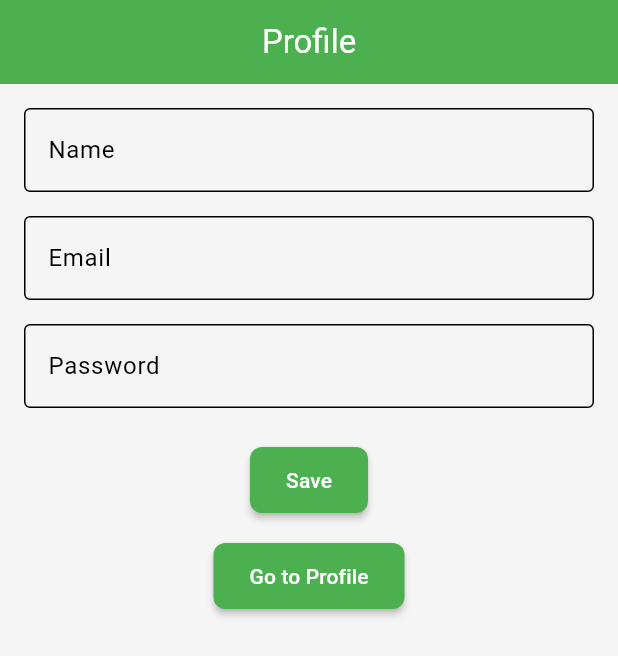
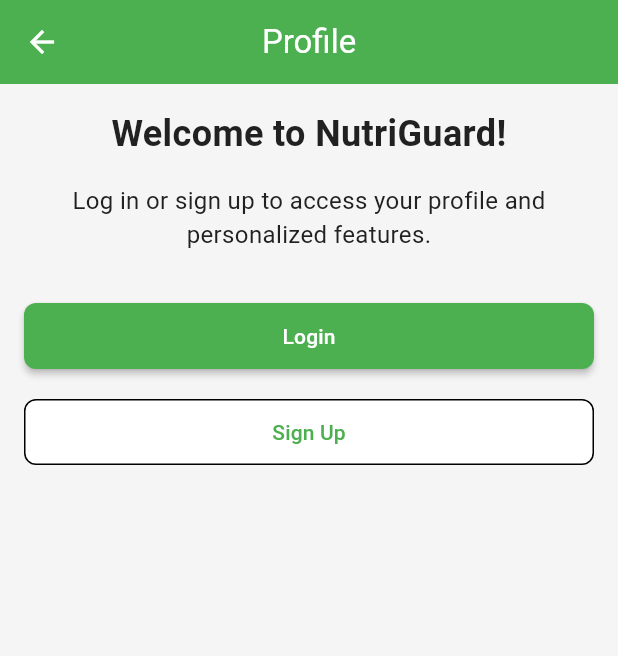
Before and after one commit to Tooba-Sadia/NUTRI-GUARD, a Flutter app: the ProfileScreen screen opened by its route, on a phone screen of 412 x 824 dp. Shown: the top 656 px of the screen. Run offline on Flutter 3.47's test engine with Material 3 defaults, Android fonts, the phone set to English and light mode, and no system bars; our stand-ins replace camera, go_router, image_picker, permission_handler, shared_preferences; missing offline and left inert: google_mlkit_text_recognition; accounts and stored records are empty.

Commit message:
backbuttons added to some screens

```diff
--- a/myapp/lib/routes/app_router.dart
+++ b/myapp/lib/routes/app_router.dart
@@ -11,18 +11,22 @@ import '../screens/ai_processing_screen.dart';
 import '../screens/image_view_page.dart';
 import '../screens/profile_screen.dart';
 import '../screens/splash_screen.dart' as splash;
+import '../screens/login_screen.dart';
+import '../screens/signup_screen.dart';
 
 class AppRoutes {
-  static const home = '/';
-  static const camera = '/camera';
-  static const bottomNav = '/bottom-nav';
-  static const recipe = '/recipe';
-  static const bpMonitor = '/bp-monitor';
-  static const settings = '/settings';
-  static const aiProcessing = '/ai-processing';
-  static const imageView = '/image-view';
-  static const profile = '/profile';
-  static const splash = '/splash';
+  static const  home = '/';
+  static const  camera = '/camera';
+  static const  bottomNav = '/bottom-nav';
+  static const  recipe = '/recipe';
+  static const  bpMonitor = '/bp-monitor';
+  static const  settings = '/settings';
+  static const  aiProcessing = '/ai-processing';
+  static const  imageView = '/image-view';
+  static const  profile = '/profile';
+  static const  splash = '/splash';
+  static const  login = '/login'; // Add login route
+  static const  signup = '/signup'; // Add signup route
 }
 
 class AppRouter {
@@ -30,7 +34,7 @@ class AppRouter {
     initialLocation: '/splash', // Set the initial route to SplashScreen
     routes: [
       GoRoute(
-        path: '/splash',
+        path: AppRoutes.splash,
         builder: (context, state) => const splash.SplashScreen(),
       ),
       GoRoute(
@@ -60,6 +64,14 @@ class AppRouter {
       GoRoute(
         path: AppRoutes.recipe, // Match the route here
         builder: (context, state) => const RecipeScreen(),
+      ),
+      GoRoute(
+        path: AppRoutes.login, // Login route
+        builder: (context, state) => const LoginScreen(),
+      ),
+      GoRoute(
+        path: AppRoutes.signup, // Sign Up route
+        builder: (context, state) => const SignupScreen(),
       ),
       // Routes with parameters
       GoRoute(
--- a/myapp/lib/screens/profile_screen.dart
+++ b/myapp/lib/screens/profile_screen.dart
@@ -1,34 +1,14 @@
-// ignore_for_file: use_build_context_synchronously
-
 import 'package:flutter/material.dart';
 import 'package:shared_preferences/shared_preferences.dart';
 import '../theme/app_theme.dart';
 import 'package:go_router/go_router.dart';
-
 import '../routes/app_router.dart';
 
-class ProfileScreen extends StatefulWidget {
+class ProfileScreen extends StatelessWidget {
+  final bool isLoggedIn = false; // Replace with actual login state logic
+  final String userName = 'John Doe'; // Replace with actual user data
+
   const ProfileScreen({super.key});
-
-  @override
-  State<ProfileScreen> createState() => _ProfileScreenState();
-}
-
-class _ProfileScreenState extends State<ProfileScreen> {
-  final TextEditingController _nameController = TextEditingController();
-  final TextEditingController _emailController = TextEditingController();
-  final TextEditingController _passwordController = TextEditingController();
-
-  Future<void> _saveUserData() async {
-    final prefs = await SharedPreferences.getInstance();
-    await prefs.setString('name', _nameController.text);
-    await prefs.setString('email', _emailController.text);
-    await prefs.setString('password', _passwordController.text);
-
-    ScaffoldMessenger.of(context).showSnackBar(
-      const SnackBar(content: Text('User data saved successfully!')),
-    );
-  }
 
   @override
   Widget build(BuildContext context) {
@@ -36,54 +16,95 @@ class _ProfileScreenState extends State<ProfileScreen> {
       appBar: AppBar(
         title: const Text('Profile'),
         backgroundColor: AppTheme.primaryColor,
+        leading: IconButton(
+          icon: const Icon(Icons.arrow_back), // Back icon
+          onPressed: () {
+            // Navigate back to Home if there's no previous screen
+            if (GoRouter.of(context).canPop()) {
+              context.pop(); // Pop the current screen if possible
+            } else {
+              context.go(AppRoutes.home); // Navigate to Home if nothing to pop
+            }
+          },
+        ),
       ),
       body: Padding(
         padding: const EdgeInsets.all(16.0),
-        child: Column(
-          crossAxisAlignment: CrossAxisAlignment.start,
+        child: isLoggedIn
+            ? _buildLoggedInView(context) // Show profile info if logged in
+            : _buildLoggedOutView(context), // Show login/signup options if not logged in
+      ),
+    );
+  }
+
+  // View for logged-in users
+  Widget _buildLoggedInView(BuildContext context) {
+    return Column(
+      crossAxisAlignment: CrossAxisAlignment.center,
       children: [
-            TextField(
-              controller: _nameController,
-              decoration: const InputDecoration(
-                labelText: 'Name',
-                border: OutlineInputBorder(),
+        CircleAvatar(
+          radius: 50,
+          backgroundColor: AppTheme.primaryLightColor,
+          child: const Icon(
+            Icons.person_rounded,
+            size: 50,
+            color: AppTheme.primaryColor,
           ),
         ),
         const SizedBox(height: 16),
-            TextField(
-              controller: _emailController,
-              decoration: const InputDecoration(
-                labelText: 'Email',
-                border: OutlineInputBorder(),
+        Text(
+          userName,
+          style: AppTheme.headingStyle,
         ),
+        const SizedBox(height: 32),
+        ElevatedButton(
+          onPressed: () {
+            // Handle logout logic
+            context.go(AppRoutes.login); // Navigate to Login screen
+          },
+          style: AppTheme.primaryButtonStyle,
+          child: const Text('Logout'),
+        ),
+      ],
+    );
+  }
+
+  // View for logged-out users
+  Widget _buildLoggedOutView(BuildContext context) {
+    return Column(
+      crossAxisAlignment: CrossAxisAlignment.stretch,
+      children: [
+        const Text(
+          'Welcome to NutriGuard!',
+          style: TextStyle(
+            fontSize: 24,
+            fontWeight: FontWeight.bold,
+          ),
+          textAlign: TextAlign.center,
         ),
         const SizedBox(height: 16),
-            TextField(
-              controller: _passwordController,
-              obscureText: true,
-              decoration: const InputDecoration(
-                labelText: 'Password',
-                border: OutlineInputBorder(),
+        const Text(
+          'Log in or sign up to access your profile and personalized features.',
+          style: TextStyle(fontSize: 16),
+          textAlign: TextAlign.center,
         ),
-            ),
-            const SizedBox(height: 24),
-            Center(
-              child: ElevatedButton(
-                onPressed: _saveUserData,
+        const SizedBox(height: 32),
+        ElevatedButton(
+          onPressed: () {
+            context.go(AppRoutes.login); // Navigate to Login screen
+          },
           style: AppTheme.primaryButtonStyle,
-                child: const Text('Save'),
-              ),
+          child: const Text('Login'),
         ),
         const SizedBox(height: 16),
-            Center(
-              child: ElevatedButton(
-                onPressed: () => context.go(AppRoutes.profile),
-                child: const Text('Go to Profile'),
-              ),
+        OutlinedButton(
+          onPressed: () {
+            context.go(AppRoutes.signup); // Navigate to Sign Up screen
+          },
+          style: AppTheme.secondaryButtonStyle,
+          child: const Text('Sign Up'),
         ),
       ],
-        ),
-      ),
     );
   }
 }
```
Also changed, not shown: myapp/lib/screens/login_screen.dart (added, +60 -0 lines), myapp/lib/screens/signup_screen.dart (added, +64 -0 lines). Lines whose indentation alone changed are shown as unchanged.
